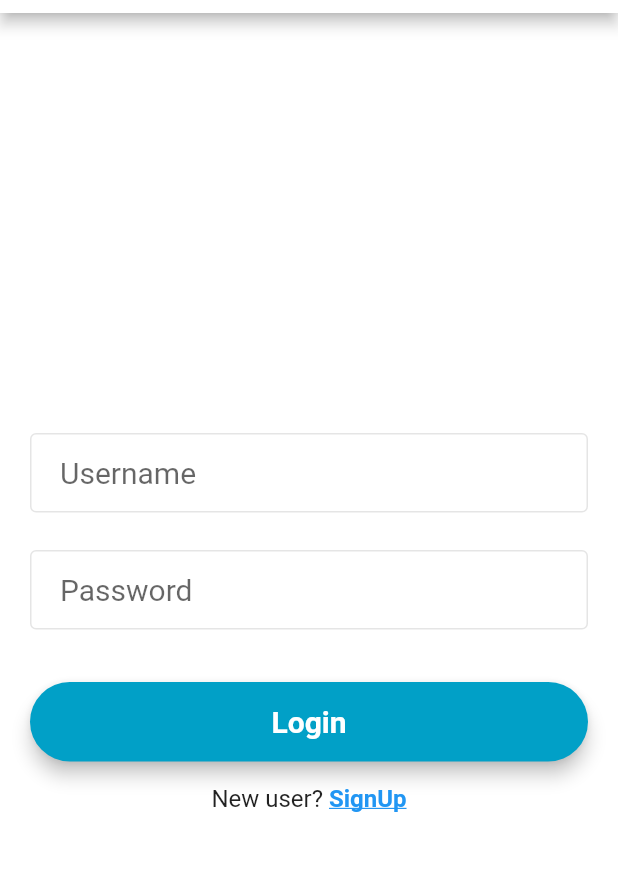
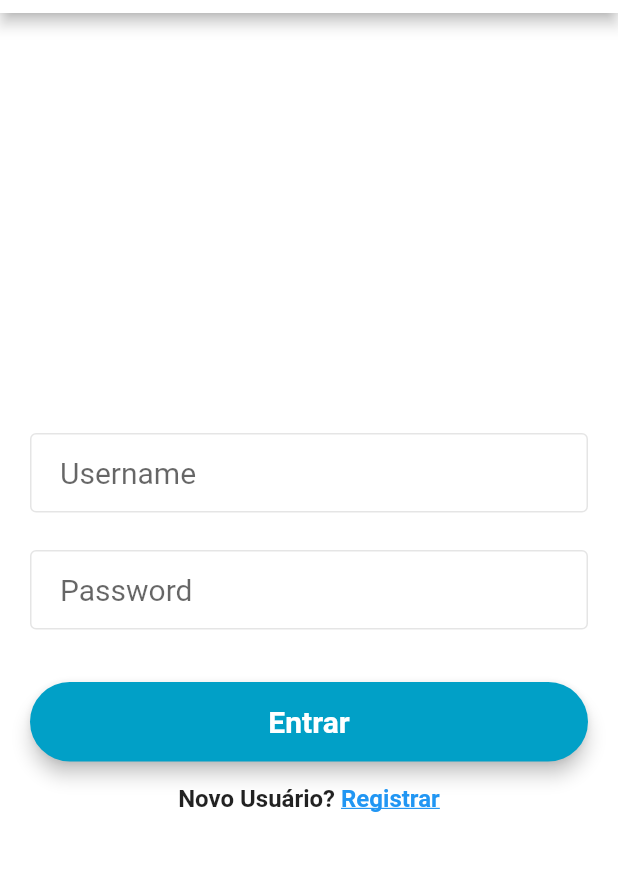
Before and after one commit to maxwellacioli/abastecelegalapp, a Flutter app: the screen it shows after launch, on a phone screen of 412 x 824 dp, the part 71-942 px from its top. Run offline on Flutter 3.47's test engine with Material 2 defaults, Android fonts, the phone set to English and light mode, and no system bars; Roboto replaces fonts that are missing (Montserrat).

Commit message:
Added click event on signup text

```diff
--- a/lib/screens/login/loginscreen.dart
+++ b/lib/screens/login/loginscreen.dart
@@ -20,26 +20,35 @@ class LoginPage extends StatefulWidget {
 }
 
 class _LoginPageState extends State<LoginPage> {
-
   TextStyle style = TextStyle(fontFamily: 'Montserrat', fontSize: 20.0);
 
   @override
   Widget build(BuildContext context) {
-    final signUpText = Text.rich(
-      TextSpan(
-        text: 'New user? ',
-        style: TextStyle(fontSize: 16),
-        children: <TextSpan>[
-          TextSpan(
-              text: 'SignUp',
+    final newUserText = Text('Novo Usuário? ',
         style: TextStyle(
+            fontSize: 16,
+            fontWeight: FontWeight.bold,));
+
+    final signUpText = GestureDetector(
+      onTap: () {
+        Navigator.push(
+            context, MaterialPageRoute(builder: (context) => ExScreen2()));
+      },
+      child: Text("Registrar",
+          style: TextStyle(
+              fontSize: 16,
               decoration: TextDecoration.underline,
               fontWeight: FontWeight.bold,
-                color: Colors.blue
-              )),
-          // can add more TextSpans here...
+              color: Colors.blue)),
+    );
+
+    final signUp = Row(
+      crossAxisAlignment: CrossAxisAlignment.center,
+      mainAxisAlignment: MainAxisAlignment.center,
+      children: <Widget>[
+        newUserText,
+        signUpText
       ],
-      ),
     );
 
     //Username Fiel
@@ -72,10 +81,10 @@ class _LoginPageState extends State<LoginPage> {
         minWidth: MediaQuery.of(context).size.width,
         padding: EdgeInsets.fromLTRB(20.0, 15.0, 20.0, 15.0),
         onPressed: () {
-          Navigator.push(context,
-              MaterialPageRoute(builder: (context) => ExScreen2()));
+          Navigator.push(
+              context, MaterialPageRoute(builder: (context) => ExScreen2()));
         },
-        child: Text("Login",
+        child: Text("Entrar",
             textAlign: TextAlign.center,
             style: style.copyWith(
                 color: Colors.white, fontWeight: FontWeight.bold)),
@@ -116,7 +125,7 @@ class _LoginPageState extends State<LoginPage> {
                 SizedBox(
                   height: 15.0,
                 ),
-                signUpText
+                signUp
               ],
             ),
           ),
```
Lines whose indentation alone changed are shown as unchanged.
